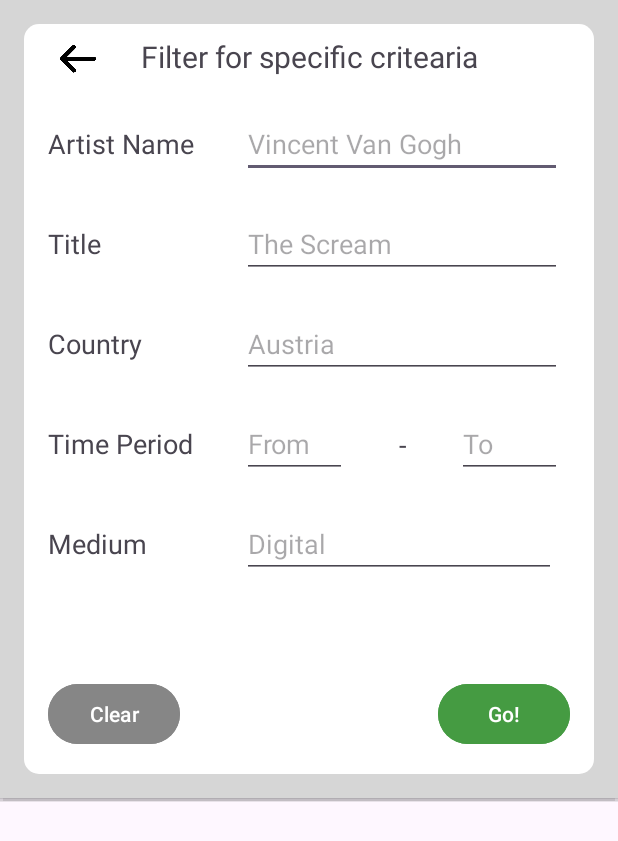
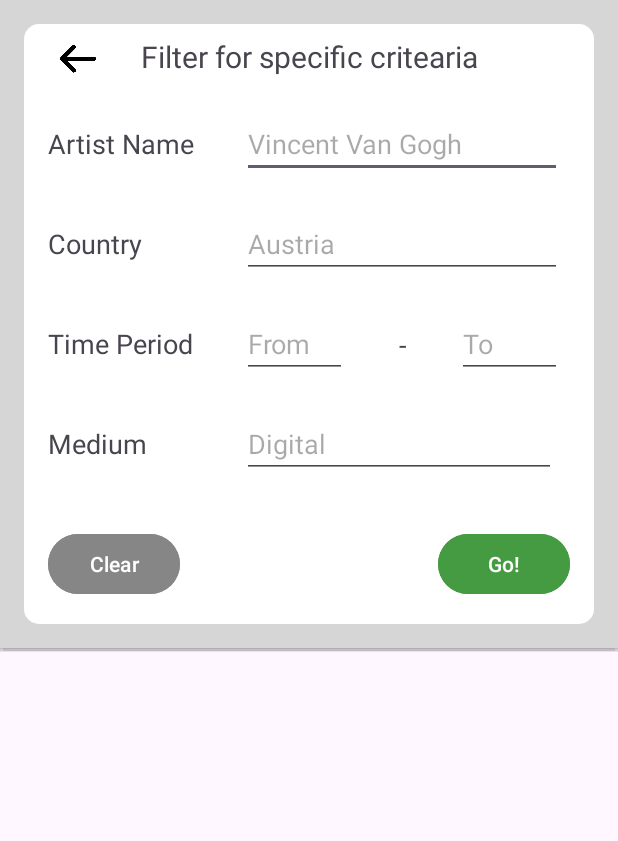
Before and after one commit to DexyStorm/at.ac.univie.hci.MyA2App, an Android app: the screen it shows after launch (MainActivity), after a tap on an icon or button, on a phone screen of 412 x 824 dp. Shown: the top 841 px of the screen. Run offline under Robolectric (Android 15) with nearby library versions, the phone set to English and light mode, and no system bars.

Commit message:
removed title from filter cuz apparently it doesnt work. but now filtering for artist name works for some reason O.o

```diff
--- a/app/src/main/java/at/ac/univie/hci/MyA2App/FilterPopup.java
+++ b/app/src/main/java/at/ac/univie/hci/MyA2App/FilterPopup.java
@@ -42,9 +42,6 @@ public class FilterPopup
 		EditText artist_search = popup.findViewById(R.id.artist_search);
 		artist_search.setText(activity.search_artist_name);
 
-		EditText art_search = popup.findViewById(R.id.title_search);
-		art_search.setText(activity.search_title);
-
 		EditText country_search = popup.findViewById(R.id.country_search);
 		country_search.setText(activity.search_country);
 
@@ -80,8 +77,6 @@ public class FilterPopup
 			{
 				EditText artist_search = popup.findViewById(R.id.artist_search);
 				activity.search_artist_name = artist_search.getText().toString();
-				EditText art_search = popup.findViewById(R.id.title_search);
-				activity.search_title = art_search.getText().toString();
 				EditText country_search = popup.findViewById(R.id.country_search);
 				activity.search_country = country_search.getText().toString();
 				EditText time_from_search = popup.findViewById(R.id.time_period_from_search);
@@ -114,10 +109,6 @@ public class FilterPopup
 				EditText artist_search = popup.findViewById(R.id.artist_search);
 				artist_search.setText("");
 				activity.artist_name = "";
-
-				EditText art_search = popup.findViewById(R.id.title_search);
-				art_search.setText("");
-				activity.title = "";
 
 				EditText country_search = popup.findViewById(R.id.country_search);
 				country_search.setText("");
--- a/app/src/main/res/layout/filter_popup.xml
+++ b/app/src/main/res/layout/filter_popup.xml
@@ -8,7 +8,7 @@
 
     <androidx.constraintlayout.widget.ConstraintLayout
         android:layout_width="match_parent"
-        android:layout_height="500dp"
+        android:layout_height="400dp"
         android:layout_margin="16dp"
         android:background="@drawable/popupbg"
         android:orientation="vertical">
@@ -43,17 +43,6 @@
             android:layout_marginTop="42dp"
             android:ems="10"
             android:text="Country"
-            android:textSize="18dp"
-            app:layout_constraintStart_toStartOf="@+id/textView18"
-            app:layout_constraintTop_toBottomOf="@+id/textView18" />
-
-        <TextView
-            android:id="@+id/textView18"
-            android:layout_width="107dp"
-            android:layout_height="wrap_content"
-            android:layout_marginTop="42dp"
-            android:ems="10"
-            android:text="Title"
             android:textSize="18dp"
             app:layout_constraintStart_toStartOf="@+id/artist_filter_text"
             app:layout_constraintTop_toBottomOf="@+id/artist_filter_text" />
@@ -135,23 +124,23 @@
             app:layout_constraintTop_toTopOf="@+id/textView13" />
 
         <EditText
-            android:inputType="text"
             android:id="@+id/medium_search"
             android:layout_width="209dp"
             android:layout_height="wrap_content"
             android:ems="10"
             android:hint="Digital"
+            android:inputType="text"
             app:layout_constraintBottom_toBottomOf="@+id/textView12"
             app:layout_constraintStart_toStartOf="@+id/time_period_from_search"
             app:layout_constraintTop_toTopOf="@+id/textView12" />
 
         <EditText
-            android:inputType="number"
             android:id="@+id/time_period_to_search"
             android:layout_width="70dp"
             android:layout_height="wrap_content"
             android:ems="10"
             android:hint="To"
+            android:inputType="number"
             app:layout_constraintEnd_toEndOf="@+id/country_search"
             app:layout_constraintTop_toTopOf="@+id/time_period_from_search" />
 
@@ -166,17 +155,6 @@
             android:text="Clear"
             app:layout_constraintBottom_toBottomOf="parent"
             app:layout_constraintStart_toStartOf="parent" />
-
-        <EditText
-            android:id="@+id/title_search"
-            android:layout_width="wrap_content"
-            android:layout_height="wrap_content"
-            android:ems="10"
-            android:hint="The Scream"
-            android:inputType="text"
-            app:layout_constraintBottom_toBottomOf="@+id/textView18"
-            app:layout_constraintStart_toStartOf="@+id/artist_search"
-            app:layout_constraintTop_toTopOf="@+id/textView18" />
 
         <ImageButton
             android:id="@+id/popup_back_button"
```
Also changed, not shown: app/src/main/java/at/ac/univie/hci/MyA2App/MainActivity.java (+1 -14 lines).
